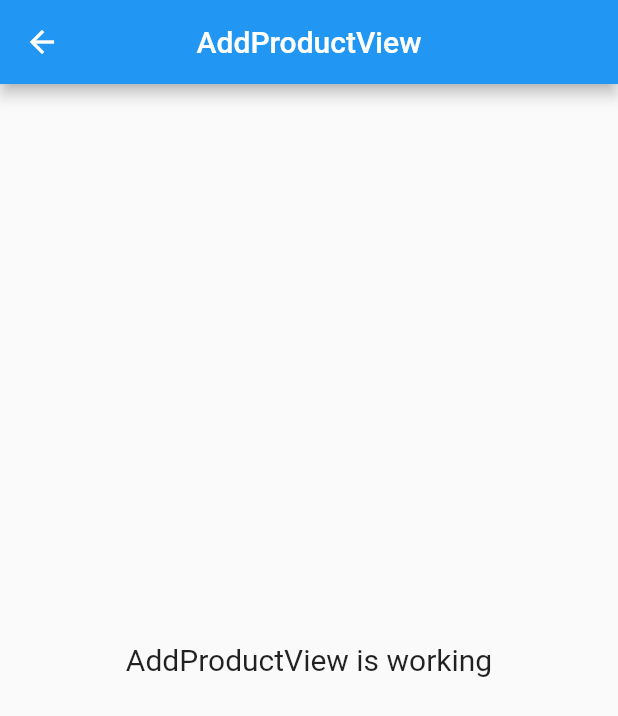
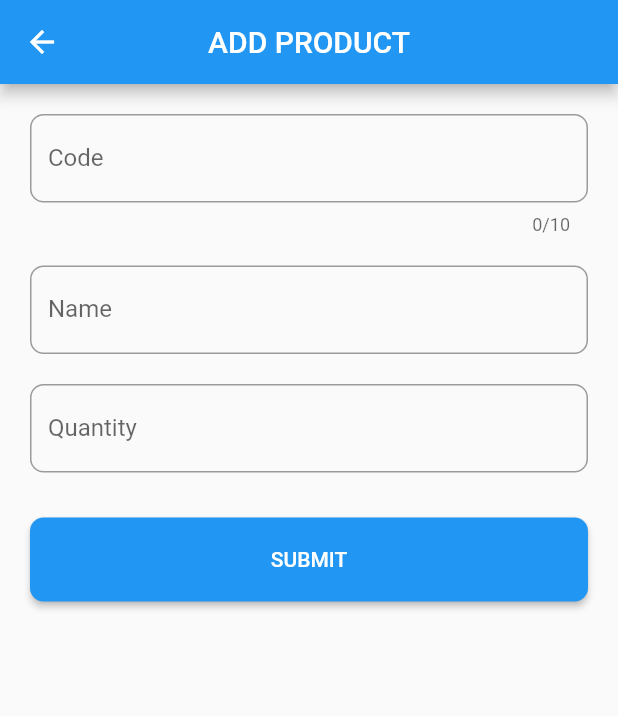
Before and after one commit to superosystem/fqr_code, a Flutter app: the AddProductView screen opened by its route, on a phone screen of 412 x 824 dp. Shown: the top 716 px of the screen. Run offline on Flutter 3.47's test engine with Material 2 defaults, Android fonts, the phone set to English and light mode, and no system bars; our stand-ins replace cloud_firestore, firebase_auth, firebase_core, get; accounts and stored records are empty; network calls fail.

Commit message:
make add product fitur

```diff
--- a/lib/app/modules/add-product/views/add_product_view.dart
+++ b/lib/app/modules/add-product/views/add_product_view.dart
@@ -1,23 +1,97 @@
 import 'package:flutter/material.dart';
-
 import 'package:get/get.dart';
 
+import '../../../routes/app_pages.dart';
 import '../controllers/add_product_controller.dart';
 
 class AddProductView extends GetView<AddProductController> {
-  const AddProductView({Key? key}) : super(key: key);
+  AddProductView({Key? key}) : super(key: key);
+
+  final TextEditingController codeC = TextEditingController();
+  final TextEditingController nameC = TextEditingController();
+  final TextEditingController qtyC = TextEditingController();
+
   @override
   Widget build(BuildContext context) {
     return Scaffold(
       appBar: AppBar(
-        title: const Text('AddProductView'),
+        title: const Text('ADD PRODUCT'),
         centerTitle: true,
       ),
-      body: const Center(
-        child: Text(
-          'AddProductView is working',
-          style: TextStyle(fontSize: 20),
-        ),
+      body: ListView(
+        padding: const EdgeInsets.all(20),
+        children: [
+          TextField(
+            autocorrect: false,
+            controller: codeC,
+            keyboardType: TextInputType.number,
+            maxLength: 10,
+            decoration: InputDecoration(
+              labelText: "Code",
+              border:
+                  OutlineInputBorder(borderRadius: BorderRadius.circular(9)),
+            ),
+          ),
+          const SizedBox(height: 20),
+          TextField(
+            autocorrect: false,
+            controller: nameC,
+            keyboardType: TextInputType.text,
+            decoration: InputDecoration(
+              labelText: "Name",
+              border:
+                  OutlineInputBorder(borderRadius: BorderRadius.circular(9)),
+            ),
+          ),
+          const SizedBox(height: 20),
+          TextField(
+            autocorrect: false,
+            controller: qtyC,
+            keyboardType: TextInputType.number,
+            decoration: InputDecoration(
+              labelText: "Quantity",
+              border:
+                  OutlineInputBorder(borderRadius: BorderRadius.circular(9)),
+            ),
+          ),
+          const SizedBox(height: 30),
+          ElevatedButton(
+            onPressed: () async {
+              if (controller.isLoading.isFalse) {
+                if (codeC.text.isNotEmpty &&
+                    nameC.text.isNotEmpty &&
+                    qtyC.text.isNotEmpty) {
+                  controller.isLoading(true);
+                  // process login
+                  Map<String, dynamic> result = await controller.addProduct({
+                    "code": codeC.text,
+                    "name": nameC.text,
+                    "qty": int.tryParse(qtyC.text) ?? 0,
+                  });
+                  print(result);
+                  controller.isLoading(false);
+                  if (result["error"] == true) {
+                    Get.snackbar("ERROR", result["message"]);
+                  } else {
+                    Get.offAllNamed(Routes.home);
+                    Get.snackbar("SUCCESS", result["message"]);
+                  }
+                } else {
+                  Get.snackbar("ERROR", "All field should not be empty");
+                }
+              }
+            },
+            style: ElevatedButton.styleFrom(
+                shape: RoundedRectangleBorder(
+                  borderRadius: BorderRadius.circular(9),
+                ),
+                padding: const EdgeInsets.symmetric(vertical: 20)),
+            child: Obx(
+              () =>
+                  Text(controller.isLoading.isFalse ? "SUBMIT" : "LOADING..."),
+            ),
+          ),
+        ],
       ),
     );
   }
--- a/lib/app/routes/app_pages.dart
+++ b/lib/app/routes/app_pages.dart
@@ -31,7 +31,7 @@ class AppPages {
     ),
     GetPage(
       name: _Paths.addProduct,
-      page: () => const AddProductView(),
+      page: () => AddProductView(),
       binding: AddProductBinding(),
     ),
     GetPage(
--- a/pubspec.yaml
+++ b/pubspec.yaml
@@ -12,6 +12,7 @@ dependencies:
     sdk: flutter
   firebase_core: ^2.10.0
   firebase_auth: ^4.4.2
+  cloud_firestore: ^4.5.2
 
 dev_dependencies:
   flutter_lints: ^2.0.0
```
Also changed, not shown: lib/app/modules/add-product/controllers/add_product_controller.dart (+21 -17 lines), lib/app/modules/home/views/home_view.dart (+66 -5 lines), lib/app/modules/login/views/login_view.dart (+6 -3 lines), pubspec.lock, 2 other files.
